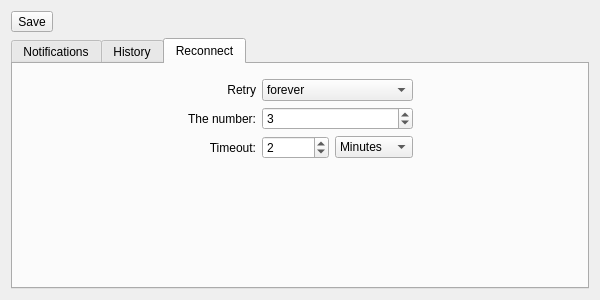
emmaexe/ntfyDesktop, file app/src/PreferencesDialog/PreferencesDialog.ui: the form before one commit.
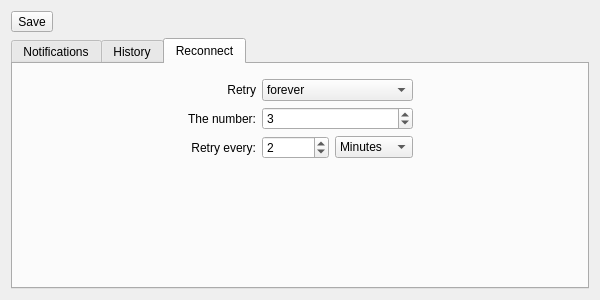
The form after the commit. The open tabs and pages were chosen to show the change. Icons and pictures are not drawn.

Commit message: Implement UI logic

Diff of the .ui file:
```diff
--- a/app/src/PreferencesDialog/PreferencesDialog.ui
+++ b/app/src/PreferencesDialog/PreferencesDialog.ui
@@ -482,7 +482,7 @@
        <item row="3" column="1">
         <widget class="QLabel" name="timeoutLabel">
          <property name="text">
-          <string>Timeout:</string>
+          <string>Retry every:</string>
          </property>
          <property name="alignment">
           <set>Qt::AlignmentFlag::AlignRight|Qt::AlignmentFlag::AlignTrailing|Qt::AlignmentFlag::AlignVCenter</set>
```
The commit also changes 2 other files.
